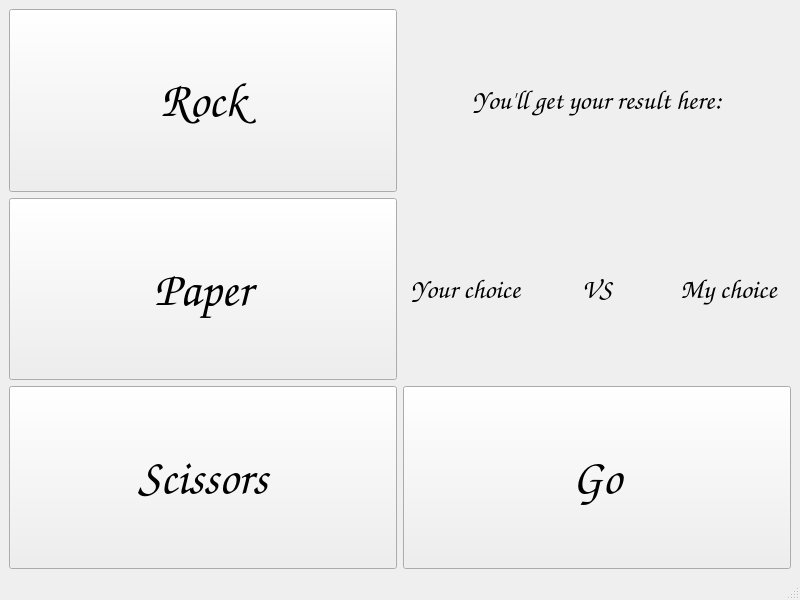
Old version of the form mainwindow.ui in the repository DucDung-oreo/rock_paper_scissors.
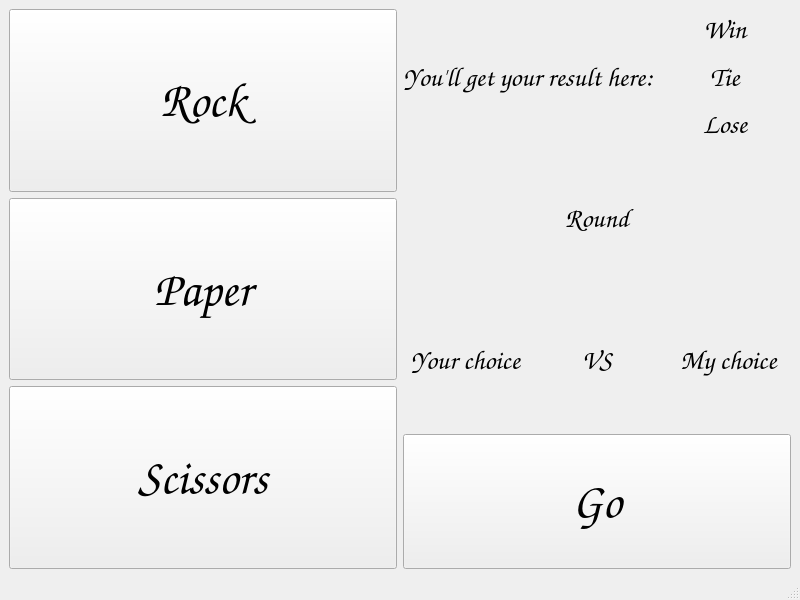
New version of the form.

Commit message:
Add variable to display result count
	Add winCount
	Add loseCount
	Add tieCount
	Add roundCount

```diff
--- a/mainwindow.ui
+++ b/mainwindow.ui
@@ -14,9 +14,9 @@
    <string>MainWindow</string>
   </property>
   <widget class="QWidget" name="centralwidget">
-   <layout class="QVBoxLayout" name="verticalLayout_3">
+   <layout class="QVBoxLayout" name="verticalLayout_4">
     <item>
-     <layout class="QHBoxLayout" name="horizontalLayout_2">
+     <layout class="QHBoxLayout" name="horizontalLayout_3">
       <item>
        <layout class="QVBoxLayout" name="verticalLayout_2">
         <item>
@@ -82,9 +82,109 @@
        </layout>
       </item>
       <item>
-       <layout class="QVBoxLayout" name="verticalLayout">
+       <layout class="QVBoxLayout" name="verticalLayout_3">
         <item>
-         <widget class="QLabel" name="resultLabel">
+         <layout class="QHBoxLayout" name="horizontalLayout_2">
+          <item>
+           <widget class="QLabel" name="resultLabel">
+            <property name="sizePolicy">
+             <sizepolicy hsizetype="Preferred" vsizetype="Expanding">
+              <horstretch>0</horstretch>
+              <verstretch>0</verstretch>
+             </sizepolicy>
+            </property>
+            <property name="font">
+             <font>
+              <family>Comic Sans MS</family>
+              <pointsize>20</pointsize>
+              <bold>true</bold>
+             </font>
+            </property>
+            <property name="text">
+             <string>You'll get your result here:</string>
+            </property>
+            <property name="alignment">
+             <set>Qt::AlignCenter</set>
+            </property>
+           </widget>
+          </item>
+          <item>
+           <layout class="QVBoxLayout" name="verticalLayout">
+            <item>
+             <widget class="QLabel" name="winLabel">
+              <property name="sizePolicy">
+               <sizepolicy hsizetype="Preferred" vsizetype="Expanding">
+                <horstretch>0</horstretch>
+                <verstretch>0</verstretch>
+               </sizepolicy>
+              </property>
+              <property name="font">
+               <font>
+                <family>Comic Sans MS</family>
+                <pointsize>20</pointsize>
+                <bold>true</bold>
+               </font>
+              </property>
+              <property name="text">
+               <string>Win</string>
+              </property>
+              <property name="alignment">
+               <set>Qt::AlignCenter</set>
+              </property>
+             </widget>
+            </item>
+            <item>
+             <widget class="QLabel" name="tieLabel">
+              <property name="sizePolicy">
+               <sizepolicy hsizetype="Preferred" vsizetype="Expanding">
+                <horstretch>0</horstretch>
+                <verstretch>0</verstretch>
+               </sizepolicy>
+              </property>
+              <property name="font">
+               <font>
+                <family>Comic Sans MS</family>
+                <pointsize>20</pointsize>
+                <bold>true</bold>
+               </font>
+              </property>
+              <property name="text">
+               <string>Tie</string>
+              </property>
+              <property name="alignment">
+               <set>Qt::AlignCenter</set>
+              </property>
+             </widget>
+            </item>
+            <item>
+             <widget class="QLabel" name="loseLabel">
+              <property name="sizePolicy">
+               <sizepolicy hsizetype="Preferred" vsizetype="Expanding">
+                <horstretch>0</horstretch>
+                <verstretch>0</verstretch>
+               </sizepolicy>
+              </property>
+              <property name="font">
+               <font>
+                <family>Comic Sans MS</family>
+                <pointsize>20</pointsize>
+                <bold>true</bold>
+               </font>
+              </property>
+              <property name="text">
+               <string>Lose</string>
+              </property>
+              <property name="alignment">
+               <set>Qt::AlignCenter</set>
+              </property>
+             </widget>
+            </item>
+           </layout>
+          </item>
+         </layout>
+        </item>
+        <item>
+         <widget class="QLabel" name="roundLabel">
           <property name="sizePolicy">
            <sizepolicy hsizetype="Preferred" vsizetype="Expanding">
             <horstretch>0</horstretch>
@@ -99,7 +199,7 @@
            </font>
           </property>
           <property name="text">
-           <string>You'll get your result here:</string>
+           <string>Round</string>
           </property>
           <property name="alignment">
            <set>Qt::AlignCenter</set>
```
The commit also changes 2 other files.
